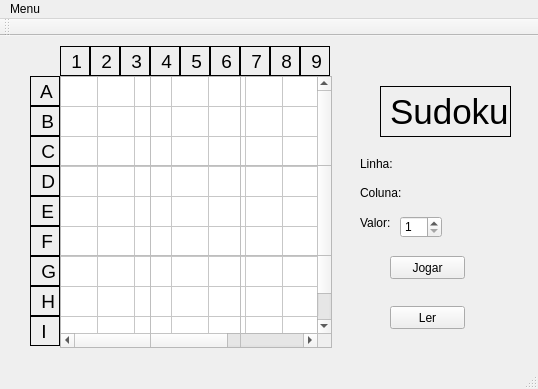
Qt form Proj2/Sudoku2/mainsudoku2.ui (sidnei-junior/Projetos-PA) before a commit.
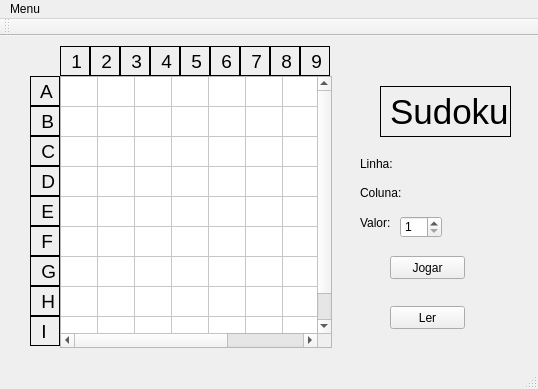
The same form after that commit.

The edit to the form file:
```diff
--- a/Proj2/Sudoku2/mainsudoku2.ui
+++ b/Proj2/Sudoku2/mainsudoku2.ui
@@ -297,6 +297,12 @@
       <height>272</height>
      </rect>
     </property>
+    <property name="font">
+     <font>
+      <family>Arial</family>
+      <pointsize>14</pointsize>
+     </font>
+    </property>
     <property name="rowCount">
      <number>9</number>
     </property>
@@ -537,82 +543,6 @@
      <string>Valor:</string>
     </property>
    </widget>
-   <widget class="QLabel" name="label_20">
-    <property name="enabled">
-     <bool>false</bool>
-    </property>
-    <property name="geometry">
-     <rect>
-      <x>60</x>
-      <y>121</y>
-      <width>271</width>
-      <height>16</height>
-     </rect>
-    </property>
-    <property name="frameShape">
-     <enum>QFrame::HLine</enum>
-    </property>
-    <property name="text">
-     <string/>
-    </property>
-   </widget>
-   <widget class="QLabel" name="label_21">
-    <property name="enabled">
-     <bool>false</bool>
-    </property>
-    <property name="geometry">
-     <rect>
-      <x>105</x>
-      <y>40</y>
-      <width>91</width>
-      <height>271</height>
-     </rect>
-    </property>
-    <property name="frameShape">
-     <enum>QFrame::VLine</enum>
-    </property>
-    <property name="text">
-     <string/>
-    </property>
-   </widget>
-   <widget class="QLabel" name="label_22">
-    <property name="enabled">
-     <bool>false</bool>
-    </property>
-    <property name="geometry">
-     <rect>
-      <x>195</x>
-      <y>40</y>
-      <width>91</width>
-      <height>271</height>
-     </rect>
-    </property>
-    <property name="frameShape">
-     <enum>QFrame::VLine</enum>
-    </property>
-    <property name="text">
-     <string/>
-    </property>
-   </widget>
-   <widget class="QLabel" name="label_23">
-    <property name="enabled">
-     <bool>false</bool>
-    </property>
-    <property name="geometry">
-     <rect>
-      <x>60</x>
-      <y>211</y>
-      <width>271</width>
-      <height>16</height>
-     </rect>
-    </property>
-    <property name="frameShape">
-     <enum>QFrame::HLine</enum>
-    </property>
-    <property name="text">
-     <string/>
-    </property>
-   </widget>
    <widget class="QPushButton" name="ler">
     <property name="geometry">
      <rect>
```
